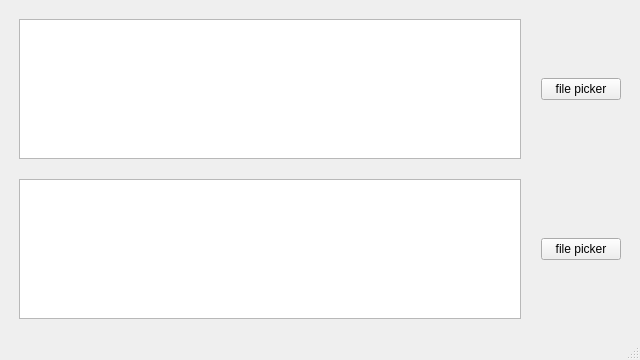
Above: mainwindow.ui from socket772/mass-audio-converter before the change. Below: the same form after it.
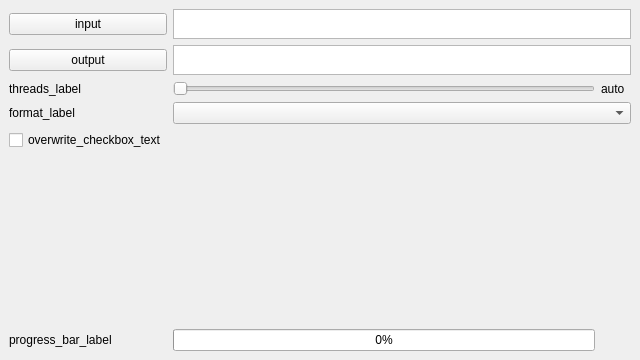
That is the form after the change. Icons and pictures are not drawn.

Commit message: Aggiunti pulsanti alla ui. Implementato lo slider per i thread da usare. Creati file per le utils.

```diff
--- a/mainwindow.ui
+++ b/mainwindow.ui
@@ -35,44 +35,42 @@
    <property name="layoutDirection">
     <enum>Qt::LayoutDirection::LeftToRight</enum>
    </property>
-   <layout class="QGridLayout" name="gridLayout_2">
-    <item row="0" column="0">
      <layout class="QGridLayout" name="gridLayout">
-      <property name="sizeConstraint">
-       <enum>QLayout::SizeConstraint::SetDefaultConstraint</enum>
-      </property>
-      <property name="leftMargin">
-       <number>10</number>
-      </property>
-      <property name="topMargin">
-       <number>10</number>
-      </property>
-      <property name="rightMargin">
-       <number>10</number>
-      </property>
-      <property name="bottomMargin">
-       <number>10</number>
-      </property>
-      <property name="spacing">
-       <number>20</number>
-      </property>
-      <item row="0" column="0">
+    <item row="1" column="2" colspan="2">
        <widget class="QPlainTextEdit" name="inputFolderTextEdit">
         <property name="sizePolicy">
-         <sizepolicy hsizetype="Preferred" vsizetype="Preferred">
+       <sizepolicy hsizetype="Preferred" vsizetype="Fixed">
           <horstretch>0</horstretch>
           <verstretch>0</verstretch>
          </sizepolicy>
         </property>
+      <property name="minimumSize">
+       <size>
+        <width>0</width>
+        <height>30</height>
+       </size>
+      </property>
+      <property name="maximumSize">
+       <size>
+        <width>16777215</width>
+        <height>30</height>
+       </size>
+      </property>
         <property name="acceptDrops">
          <bool>false</bool>
         </property>
+      <property name="frameShape">
+       <enum>QFrame::Shape::StyledPanel</enum>
+      </property>
         <property name="verticalScrollBarPolicy">
          <enum>Qt::ScrollBarPolicy::ScrollBarAlwaysOff</enum>
         </property>
         <property name="horizontalScrollBarPolicy">
          <enum>Qt::ScrollBarPolicy::ScrollBarAlwaysOff</enum>
         </property>
+      <property name="sizeAdjustPolicy">
+       <enum>QAbstractScrollArea::SizeAdjustPolicy::AdjustIgnored</enum>
+      </property>
         <property name="lineWrapMode">
          <enum>QPlainTextEdit::LineWrapMode::NoWrap</enum>
         </property>
@@ -81,8 +79,49 @@
         </property>
        </widget>
       </item>
-      <item row="1" column="0">
+    <item row="2" column="0">
+     <widget class="QPushButton" name="outputFilePickerPushButton">
+      <property name="text">
+       <string>output</string>
+      </property>
+      <property name="icon">
+       <iconset theme="QIcon::ThemeIcon::FolderOpen"/>
+      </property>
+      <property name="checkable">
+       <bool>false</bool>
+      </property>
+      <property name="flat">
+       <bool>false</bool>
+      </property>
+     </widget>
+    </item>
+    <item row="8" column="0">
+     <widget class="QCheckBox" name="overwriteCheckBox">
+      <property name="text">
+       <string>overwrite_checkbox_text</string>
+      </property>
+     </widget>
+    </item>
+    <item row="2" column="2" colspan="2">
        <widget class="QPlainTextEdit" name="outputFolderTextEdit">
+      <property name="sizePolicy">
+       <sizepolicy hsizetype="Expanding" vsizetype="Fixed">
+        <horstretch>0</horstretch>
+        <verstretch>0</verstretch>
+       </sizepolicy>
+      </property>
+      <property name="minimumSize">
+       <size>
+        <width>0</width>
+        <height>30</height>
+       </size>
+      </property>
+      <property name="maximumSize">
+       <size>
+        <width>16777215</width>
+        <height>30</height>
+       </size>
+      </property>
         <property name="acceptDrops">
          <bool>false</bool>
         </property>
@@ -100,10 +139,17 @@
         </property>
        </widget>
       </item>
-      <item row="0" column="1">
+    <item row="7" column="0">
+     <widget class="QLabel" name="formatLabel">
+      <property name="text">
+       <string>format_label</string>
+      </property>
+     </widget>
+    </item>
+    <item row="1" column="0">
        <widget class="QPushButton" name="inputFilePickerPushButton">
         <property name="text">
-         <string>file picker</string>
+       <string>input</string>
         </property>
         <property name="icon">
          <iconset theme="QIcon::ThemeIcon::FolderOpen"/>
@@ -116,27 +162,80 @@
         </property>
        </widget>
       </item>
-      <item row="1" column="1">
-       <widget class="QPushButton" name="outputFilePickerPushButton">
-        <property name="text">
-         <string>file picker</string>
-        </property>
-        <property name="icon">
-         <iconset theme="QIcon::ThemeIcon::FolderOpen"/>
-        </property>
-        <property name="checkable">
+    <item row="9" column="2">
+     <spacer name="verticalSpacer">
+      <property name="orientation">
+       <enum>Qt::Orientation::Vertical</enum>
+      </property>
+      <property name="sizeHint" stdset="0">
+       <size>
+        <width>20</width>
+        <height>40</height>
+       </size>
+      </property>
+     </spacer>
+    </item>
+    <item row="5" column="2">
+     <widget class="QSlider" name="threadsSlider">
+      <property name="maximum">
+       <number>8</number>
+      </property>
+      <property name="orientation">
+       <enum>Qt::Orientation::Horizontal</enum>
+      </property>
+      <property name="invertedAppearance">
          <bool>false</bool>
         </property>
-        <property name="flat">
+     </widget>
+    </item>
+    <item row="5" column="0">
+     <widget class="QLabel" name="threadsLabel">
+      <property name="text">
+       <string>threads_label</string>
+      </property>
+     </widget>
+    </item>
+    <item row="7" column="2" colspan="2">
+     <widget class="QComboBox" name="formatComboBox"/>
+    </item>
+    <item row="5" column="3">
+     <widget class="QLabel" name="threadsNumberLabel">
+      <property name="sizePolicy">
+       <sizepolicy hsizetype="Minimum" vsizetype="Preferred">
+        <horstretch>0</horstretch>
+        <verstretch>0</verstretch>
+       </sizepolicy>
+      </property>
+      <property name="minimumSize">
+       <size>
+        <width>30</width>
+        <height>0</height>
+       </size>
+      </property>
+      <property name="text">
+       <string>auto</string>
+      </property>
+     </widget>
+    </item>
+    <item row="10" column="2">
+     <widget class="QProgressBar" name="progressBar">
+      <property name="value">
+       <number>0</number>
+      </property>
+      <property name="invertedAppearance">
          <bool>false</bool>
         </property>
        </widget>
       </item>
-     </layout>
+    <item row="10" column="0">
+     <widget class="QLabel" name="progressBarLabel">
+      <property name="text">
+       <string>progress_bar_label</string>
+      </property>
+     </widget>
     </item>
    </layout>
   </widget>
-  <widget class="QStatusBar" name="statusbar"/>
  </widget>
  <resources/>
  <connections/>
```
Lines whose indentation alone changed are shown as unchanged. The commit also changes 6 other files.
